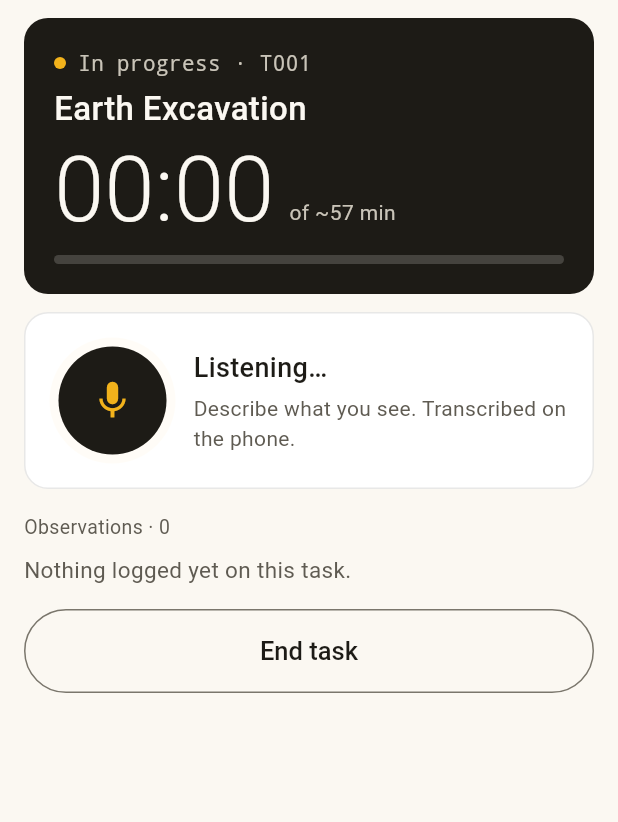
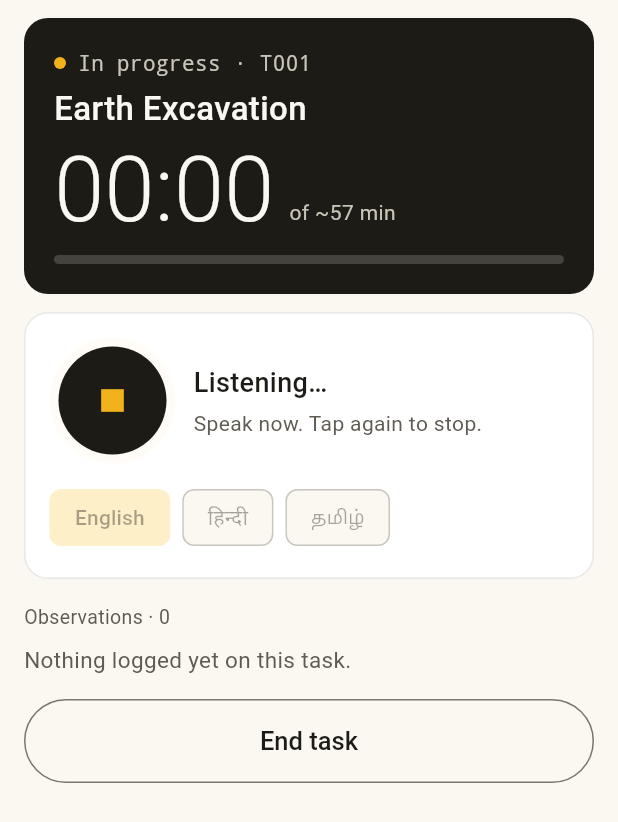
Before and after one commit to dvyansh22/caterpillar, a Flutter app: the ActiveTaskScreen widget shown alone on an empty page, opened directly, after a tap on the "mic" icon, on a phone screen of 412 x 824 dp. Shown: the top 822 px of the screen. Run offline on Flutter 3.47's test engine with Material 3 defaults, Android fonts, the phone set to English and light mode, and no system bars; our stand-ins replace camera, cloud_firestore, dio, firebase_auth, firebase_core, flutter_riverpod and 1 more; accounts and stored records are empty.

Commit message:
feat(app): multilingual voice logging (English/Hindi/Tamil)
- VoiceService abstraction + SpeechToTextVoiceService (OS/browser engine); offline
  sherpa-onnx service drops in behind the same seam for the native build
- Active-task voice log now does real speech-to-text with a language picker
  (en-IN / hi-IN / ta-IN) and live interim transcript; saves to Firestore incidents
- Android manifest: speech RecognitionService query for Android 11+

Verified: flutter analyze clean; release APK builds (arm64 19.8 MB, universal 53.6 MB).

Co-Authored-By: Claude Opus 4.8 <noreply@anthropic.com>

```diff
--- a/app/lib/features/tasks/active_task_screen.dart
+++ b/app/lib/features/tasks/active_task_screen.dart
@@ -7,6 +7,8 @@ import '../../core/app_state.dart';
 import '../../core/nav.dart';
 import '../../core/tokens.dart';
 import '../../data/models.dart';
+import '../../services/voice/voice_providers.dart';
+import '../../services/voice/voice_service.dart';
 
 /// 06 Active task — elapsed time + voice log (FR-TASK-3, FR-VOICE-1/2).
 class ActiveTaskScreen extends ConsumerStatefulWidget {
@@ -18,8 +20,8 @@ class ActiveTaskScreen extends ConsumerStatefulWidget {
 
 class _ActiveTaskScreenState extends ConsumerState<ActiveTaskScreen> with SingleTickerProviderStateMixin {
   Timer? _tick;
-  Timer? _recTimer;
   bool _recording = false;
+  String _interim = '';
   late final AnimationController _pulse =
       AnimationController(vsync: this, duration: const Duration(milliseconds: 1200))..repeat();
 
@@ -34,24 +36,52 @@ class _ActiveTaskScreenState extends ConsumerState<ActiveTaskScreen> with Single
   @override
   void dispose() {
     _tick?.cancel();
-    _recTimer?.cancel();
     _pulse.dispose();
     super.dispose();
   }
 
   String _mmss(int s) => '${(s ~/ 60).toString().padLeft(2, '0')}:${(s % 60).toString().padLeft(2, '0')}';
 
-  void _toggleVoice(OperatorUser user, String taskId, int elapsedSec) {
-    if (_recording) return;
-    setState(() => _recording = true);
-    _recTimer = Timer(const Duration(milliseconds: 2600), () {
+  /// Real multilingual speech-to-text (FR-VOICE-1/3). Tap to start, tap to stop.
+  Future<void> _onMicTap(OperatorUser user, String taskId) async {
+    final voice = ref.read(voiceServiceProvider);
+    if (_recording) {
+      await voice.stop();
+      return; // the final result arrives via onResult(isFinal: true)
+    }
+    final lang = ref.read(voiceLanguageProvider);
+    setState(() {
+      _recording = true;
+      _interim = '';
+    });
+    await voice.listen(
+      localeId: lang.localeId,
+      onResult: (text, isFinal) {
         if (!mounted) return;
-      final list = ref.read(appProvider).logs[taskId] ?? const [];
-      final text = user.voice[list.length % user.voice.length];
+        setState(() => _interim = text);
+        if (isFinal) {
+          final t = text.trim();
+          if (t.isNotEmpty) {
+            final start = ref.read(appProvider).activeStartMs ?? DateTime.now().millisecondsSinceEpoch;
+            final sec = ((DateTime.now().millisecondsSinceEpoch - start) / 1000).floor();
             final sync = user.vertical == Vertical.mining ? 'Queued, no signal' : 'Synced';
-      ref.read(appProvider.notifier).addVoiceLog(taskId, VoiceLog(text: text, time: _mmss(elapsedSec), sync: sync));
-      setState(() => _recording = false);
+            ref.read(appProvider.notifier).addVoiceLog(taskId, VoiceLog(text: t, time: _mmss(sec), sync: sync));
+          }
+          setState(() {
+            _recording = false;
+            _interim = '';
           });
+        }
+      },
+      onError: (m) {
+        if (!mounted) return;
+        setState(() {
+          _recording = false;
+          _interim = '';
+        });
+        ScaffoldMessenger.of(context).showSnackBar(SnackBar(content: Text(m)));
+      },
+    );
   }
 
   @override
@@ -67,6 +97,7 @@ class _ActiveTaskScreenState extends ConsumerState<ActiveTaskScreen> with Single
         : ((DateTime.now().millisecondsSinceEpoch - app.activeStartMs!) / 1000).floor().clamp(0, 999999);
     final progress = (elapsedSec / (task.eta * 60)).clamp(0.0, 1.0);
     final logs = app.logs[activeId] ?? const [];
+    final selectedLang = ref.watch(voiceLanguageProvider);
 
     return ListView(
       padding: const EdgeInsets.fromLTRB(16, 12, 16, 88),
@@ -114,10 +145,13 @@ class _ActiveTaskScreenState extends ConsumerState<ActiveTaskScreen> with Single
         Container(
           padding: const EdgeInsets.all(16),
           decoration: BoxDecoration(color: AppColors.card, borderRadius: BorderRadius.circular(kRadiusCard), border: Border.all(color: AppColors.divider)),
-          child: Row(
+          child: Column(
+            crossAxisAlignment: CrossAxisAlignment.start,
+            children: [
+              Row(
                 children: [
                   GestureDetector(
-                onTap: () => _toggleVoice(user, task.id, elapsedSec),
+                    onTap: () => _onMicTap(user, task.id),
                     child: SizedBox(
                       width: 84,
                       height: 84,
@@ -137,7 +171,7 @@ class _ActiveTaskScreenState extends ConsumerState<ActiveTaskScreen> with Single
                             width: 72,
                             height: 72,
                             decoration: BoxDecoration(shape: BoxShape.circle, color: _recording ? AppColors.ink : acc.base),
-                        child: Icon(Icons.mic, size: 30, color: _recording ? acc.base : AppColors.ink),
+                            child: Icon(_recording ? Icons.stop : Icons.mic, size: 30, color: _recording ? acc.base : AppColors.ink),
                           ),
                         ],
                       ),
@@ -151,11 +185,37 @@ class _ActiveTaskScreenState extends ConsumerState<ActiveTaskScreen> with Single
                         Text(_recording ? 'Listening…' : 'Voice log',
                             style: const TextStyle(fontSize: 18, fontWeight: FontWeight.w500, color: AppColors.ink)),
                         const SizedBox(height: 4),
-                    Text(_recording ? 'Describe what you see. Transcribed on the phone.' : 'Tap and say what you notice. Works offline.',
+                        Text(_recording ? 'Speak now. Tap again to stop.' : 'Tap and speak in your language.',
                             style: const TextStyle(fontSize: 14, height: 20 / 14, color: AppColors.muted)),
                       ],
                     ),
                   ),
+                ],
+              ),
+              const SizedBox(height: 12),
+              // Language picker (English / Hindi / Tamil)
+              Wrap(
+                spacing: 8,
+                children: [
+                  for (final l in kVoiceLanguages)
+                    ChoiceChip(
+                      label: Text(l.label),
+                      selected: selectedLang.localeId == l.localeId,
+                      onSelected: _recording ? null : (_) => ref.read(voiceLanguageProvider.notifier).set(l),
+                      selectedColor: acc.tint,
+                      showCheckmark: false,
+                    ),
+                ],
+              ),
+              if (_recording && _interim.isNotEmpty) ...[
+                const SizedBox(height: 12),
+                Container(
+                  width: double.infinity,
+                  padding: const EdgeInsets.all(12),
+                  decoration: BoxDecoration(color: AppColors.surface2, borderRadius: BorderRadius.circular(kRadiusSmall)),
+                  child: Text(_interim, style: const TextStyle(fontSize: 15, height: 22 / 15, color: AppColors.ink)),
+                ),
+              ],
             ],
           ),
         ),
--- /dev/null
+++ b/app/lib/services/voice/speech_to_text_voice_service.dart
@@ -0,0 +1,72 @@
+import 'package:speech_to_text/speech_to_text.dart' as stt;
+
+import 'voice_service.dart';
+
+/// Real speech-to-text using the device OS engine (Android/iOS) or the browser
+/// Web Speech API. Multilingual via [localeId] (en_IN / hi_IN / ta_IN).
+class SpeechToTextVoiceService implements VoiceService {
+  final stt.SpeechToText _speech = stt.SpeechToText();
+  bool _available = false;
+
+  @override
+  bool get isAvailable => _available;
+
+  @override
+  Future<bool> init() async {
+    _available = await _speech.initialize(
+      onError: (e) {},
+      onStatus: (_) {},
+    );
+    return _available;
+  }
+
+  @override
+  Future<void> listen({
+    required String localeId,
+    required void Function(String text, bool isFinal) onResult,
+    void Function(String message)? onError,
+  }) async {
+    if (!_available) {
+      final ok = await init();
+      if (!ok) {
+        onError?.call('Speech recognition unavailable or microphone denied.');
+        return;
+      }
+    }
+    // Resolve the closest available locale (Android returns ids like en_IN / en-IN).
+    final resolved = await _resolveLocale(localeId);
+    await _speech.listen(
+      onResult: (r) => onResult(r.recognizedWords, r.finalResult),
+      listenOptions: stt.SpeechListenOptions(
+        localeId: resolved,
+        partialResults: true,
+        listenMode: stt.ListenMode.dictation,
+        cancelOnError: true,
+        listenFor: const Duration(seconds: 60),
+        pauseFor: const Duration(seconds: 4),
+      ),
+    );
+  }
+
+  Future<String> _resolveLocale(String wanted) async {
+    try {
+      final locales = await _speech.locales();
+      final target = wanted.replaceAll('-', '_').toLowerCase();
+      for (final l in locales) {
+        if (l.localeId.replaceAll('-', '_').toLowerCase() == target) return l.localeId;
+      }
+      // Fall back to same language prefix (e.g. any en_* for en_IN).
+      final prefix = target.split('_').first;
+      for (final l in locales) {
+        if (l.localeId.toLowerCase().startsWith(prefix)) return l.localeId;
+      }
+    } catch (_) {}
+    return wanted;
+  }
+
+  @override
+  Future<void> stop() => _speech.stop();
+
+  @override
+  void dispose() => _speech.cancel();
+}
--- /dev/null
+++ b/app/lib/services/voice/voice_providers.dart
@@ -0,0 +1,23 @@
+import 'package:flutter_riverpod/flutter_riverpod.dart';
+
+import 'speech_to_text_voice_service.dart';
+import 'voice_service.dart';
+
+/// Active speech-to-text engine. Default is the OS/browser engine
+/// (works on web + Android); the native build can swap in an offline
+/// sherpa-onnx service behind this same provider.
+final voiceServiceProvider = Provider<VoiceService>((ref) {
+  final s = SpeechToTextVoiceService();
+  ref.onDispose(s.dispose);
+  return s;
+});
+
+/// Selected voice-log language (English / Hindi / Tamil).
+class VoiceLanguageNotifier extends Notifier<VoiceLanguage> {
+  @override
+  VoiceLanguage build() => kVoiceLanguages.first;
+  void set(VoiceLanguage l) => state = l;
+}
+
+final voiceLanguageProvider =
+    NotifierProvider<VoiceLanguageNotifier, VoiceLanguage>(VoiceLanguageNotifier.new);
--- /dev/null
+++ b/app/lib/services/voice/voice_service.dart
@@ -0,0 +1,38 @@
+/// Voice (speech-to-text) abstraction so the UI is identical for the browser/OS
+/// engine now and an offline on-device engine (sherpa-onnx / Whisper) in the
+/// native build. Same swappable pattern as AuthService/DataRepository.
+library;
+
+/// A supported voice-log language and its speech-recognition locale id.
+class VoiceLanguage {
+  const VoiceLanguage(this.label, this.localeId);
+  final String label; // shown in the picker
+  final String localeId; // e.g. en_IN / hi_IN / ta_IN
+}
+
+/// English, Hindi, Tamil.
+const kVoiceLanguages = <VoiceLanguage>[
+  VoiceLanguage('English', 'en_IN'),
+  VoiceLanguage('हिन्दी', 'hi_IN'),
+  VoiceLanguage('தமிழ்', 'ta_IN'),
+];
+
+abstract class VoiceService {
+  /// Prepare the engine and request microphone permission. Returns availability.
+  Future<bool> init();
+
+  bool get isAvailable;
+
+  /// Begin listening in [localeId]. [onResult] is called with interim results and
+  /// once more with [isFinal] = true. [onError] reports failures.
+  Future<void> listen({
+    required String localeId,
+    required void Function(String text, bool isFinal) onResult,
+    void Function(String message)? onError,
+  });
+
+  /// Stop listening and finalise the current result.
+  Future<void> stop();
+
+  void dispose();
+}
--- a/app/pubspec.yaml
+++ b/app/pubspec.yaml
@@ -25,6 +25,7 @@ dependencies:
   cloud_firestore: ^6.10.0
   dio: ^5.11.1
   camera: ^0.12.1
+  speech_to_text: ^7.5.0
 
 dev_dependencies:
   flutter_test:
```
Also changed, not shown: app/pubspec.lock, 1 other file. Lines whose indentation alone changed are shown as unchanged.
